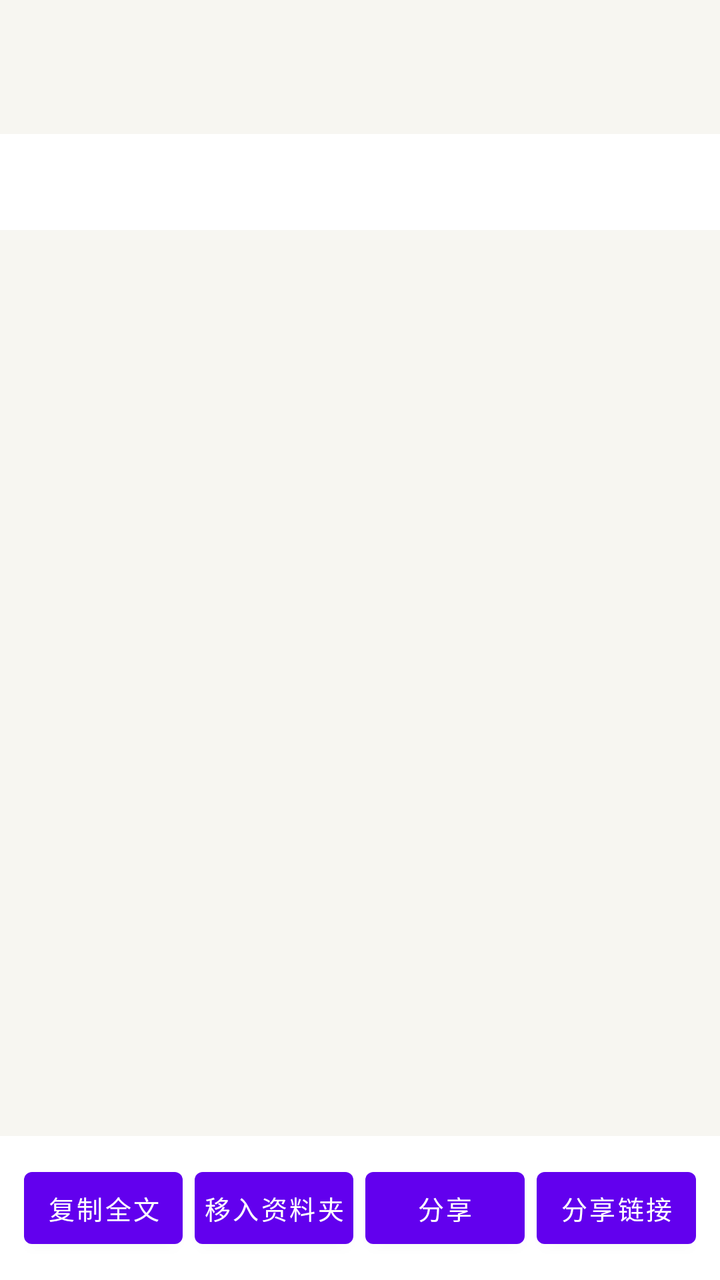
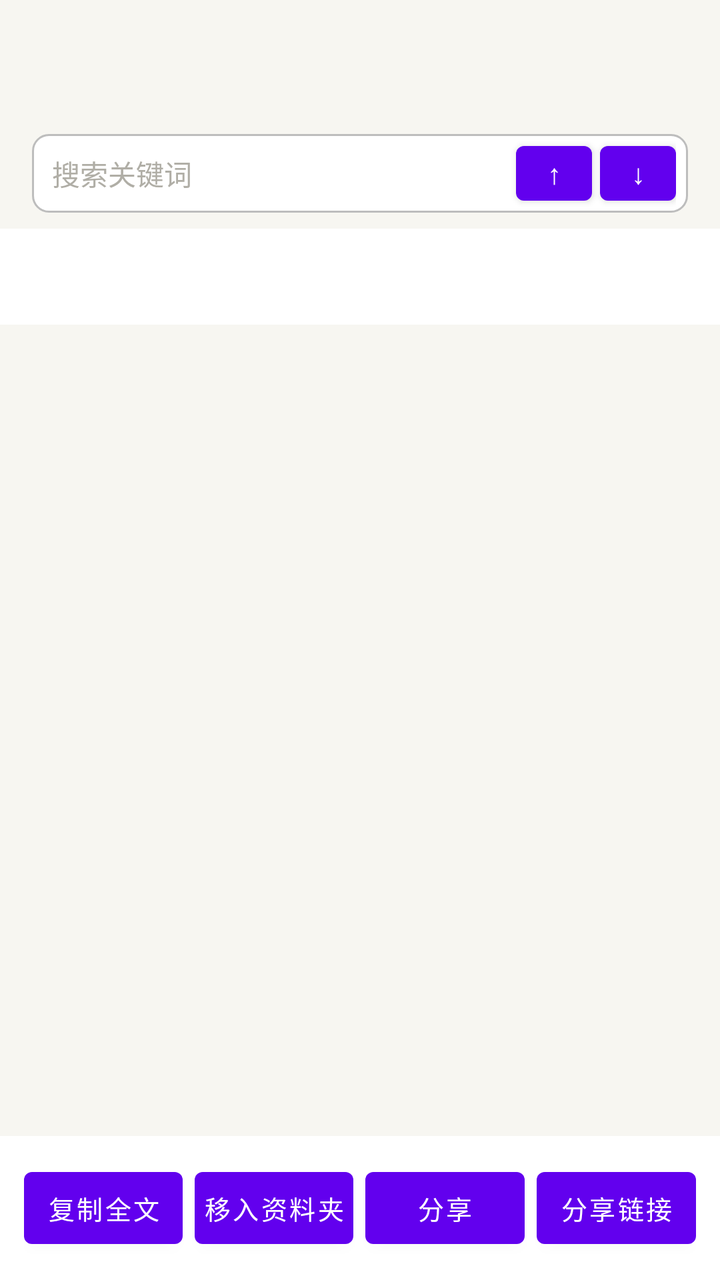

Compare the two renders of this Android layout. The source of the first and the diff that turns it into the second are given below.
<!-- AndroidManifest.xml: application theme Theme.LiteBrowser -->
<!-- res/layout/activity_asr_result.xml -->
<?xml version="1.0" encoding="utf-8"?>
<LinearLayout xmlns:android="http://schemas.android.com/apk/res/android"
    xmlns:app="http://schemas.android.com/apk/res-auto"
    android:layout_width="match_parent"
    android:layout_height="match_parent"
    android:orientation="vertical"
    android:background="#F7F6F1">

    <TextView
        android:id="@+id/asr_title"
        android:layout_width="match_parent"
        android:layout_height="wrap_content"
        android:paddingStart="20dp"
        android:paddingEnd="20dp"
        android:paddingTop="16dp"
        android:textSize="17sp"
        android:textStyle="bold"
        android:textColor="#212121"
        android:maxLines="1"
        android:ellipsize="end" />

    <TextView
        android:id="@+id/asr_meta"
        android:layout_width="match_parent"
        android:layout_height="wrap_content"
        android:paddingStart="20dp"
        android:paddingEnd="20dp"
        android:paddingTop="4dp"
        android:textSize="12sp"
        android:textColor="#8A8A8A" />

    <com.google.android.material.tabs.TabLayout
        android:id="@+id/asr_tabs"
        android:layout_width="match_parent"
        android:layout_height="wrap_content"
        android:layout_marginTop="8dp"
        android:background="#FFFFFF"
        app:tabIndicatorColor="#1565C0"
        app:tabSelectedTextColor="#1565C0"
        app:tabTextColor="#666666" />

    <FrameLayout
        android:layout_width="match_parent"
        android:layout_height="0dp"
        android:layout_weight="1">

        
        <ScrollView
            android:id="@+id/page_result"
            android:layout_width="match_parent"
            android:layout_height="match_parent">

            <LinearLayout
                android:layout_width="match_parent"
                android:layout_height="wrap_content"
                android:orientation="vertical"
                android:paddingStart="20dp"
                android:paddingEnd="20dp"
                android:paddingBottom="16dp">

                <Button
                    android:id="@+id/asr_toggle_lang"
                    android:layout_width="wrap_content"
                    android:layout_height="wrap_content"
                    android:layout_marginTop="6dp"
                    android:minHeight="36dp"
                    android:paddingStart="14dp"
                    android:paddingEnd="14dp"
                    android:textSize="13sp"
                    android:visibility="gone" />

                <LinearLayout
                    android:id="@+id/asr_container"
                    android:layout_width="match_parent"
                    android:layout_height="wrap_content"
                    android:orientation="vertical"
                    android:layout_marginTop="4dp" />
            </LinearLayout>
        </ScrollView>

        
        <ScrollView
            android:id="@+id/page_ai"
            android:layout_width="match_parent"
            android:layout_height="match_parent"
            android:visibility="gone">

            <LinearLayout
                android:id="@+id/asr_ai_container"
                android:layout_width="match_parent"
                android:layout_height="wrap_content"
                android:orientation="vertical"
                android:padding="20dp" />
        </ScrollView>
    </FrameLayout>

    <LinearLayout
        android:layout_width="match_parent"
        android:layout_height="wrap_content"
        android:orientation="horizontal"
        android:padding="12dp"
        android:background="#FFFFFF">

        
        <Button
            android:id="@+id/asr_btn_copy"
            android:layout_width="0dp"
            android:layout_height="wrap_content"
            android:layout_weight="1"
            android:layout_marginEnd="3dp"
            android:maxLines="1"
            android:padding="0dp"
            android:text="@string/asr_btn_copy"
            android:textSize="13sp"
            android:insetLeft="0dp"
            android:insetRight="0dp" />

        <Button
            android:id="@+id/asr_btn_move_folder"
            android:layout_width="0dp"
            android:layout_height="wrap_content"
            android:layout_weight="1"
            android:layout_marginHorizontal="3dp"
            android:maxLines="1"
            android:padding="0dp"
            android:text="@string/asr_btn_move_folder"
            android:textSize="13sp"
            android:insetLeft="0dp"
            android:insetRight="0dp" />

        <Button
            android:id="@+id/asr_btn_share"
            android:layout_width="0dp"
            android:layout_height="wrap_content"
            android:layout_weight="1"
            android:layout_marginHorizontal="3dp"
            android:maxLines="1"
            android:padding="0dp"
            android:text="@string/asr_btn_share"
            android:textSize="13sp"
            android:insetLeft="0dp"
            android:insetRight="0dp" />

        <Button
            android:id="@+id/asr_btn_share_link"
            android:layout_width="0dp"
            android:layout_height="wrap_content"
            android:layout_weight="1"
            android:layout_marginStart="3dp"
            android:maxLines="1"
            android:padding="0dp"
            android:text="@string/asr_btn_share_link"
            android:textSize="13sp"
            android:insetLeft="0dp"
            android:insetRight="0dp" />
    </LinearLayout>
</LinearLayout>
<!-- resources referenced by this layout -->
<resources>
  <string name="asr_btn_copy">复制全文</string>
  <string name="asr_btn_move_folder">移入资料夹</string>
  <string name="asr_btn_share">分享</string>
  <string name="asr_btn_share_link">分享链接</string>
  <style name="Theme.LiteBrowser" parent="Theme.MaterialComponents.DayNight.NoActionBar">
          <item name="colorPrimary">@color/purple_500</item>
          <item name="colorPrimaryVariant">@color/purple_700</item>
          <item name="colorOnPrimary">@color/white</item>
          <item name="android:statusBarColor">@android:color/transparent</item>
          <item name="android:navigationBarColor">@android:color/transparent</item>
          <item name="android:windowLightStatusBar" tools:targetApi="23">false</item>
      </style>
  <color name="purple_500">#6200EE</color>
  <color name="purple_700">#3700B3</color>
  <color name="white">#FFFFFF</color>
</resources>

<!-- the commit's change to res/layout/activity_asr_result.xml (unified diff, before → after) -->
@@ -28,6 +28,72 @@
         android:paddingTop="4dp"
         android:textSize="12sp"
         android:textColor="#8A8A8A" />
+
+    
+    <LinearLayout
+        android:id="@+id/asr_search_bar"
+        android:layout_width="match_parent"
+        android:layout_height="wrap_content"
+        android:orientation="horizontal"
+        android:gravity="center_vertical"
+        android:layout_marginStart="16dp"
+        android:layout_marginEnd="16dp"
+        android:layout_marginTop="8dp"
+        android:paddingStart="10dp"
+        android:paddingEnd="6dp"
+        android:background="@drawable/bg_search_input">
+
+        <EditText
+            android:id="@+id/asr_search_input"
+            android:layout_width="0dp"
+            android:layout_height="wrap_content"
+            android:layout_weight="1"
+            android:background="@null"
+            android:hint="@string/asr_content_search_hint"
+            android:maxLines="1"
+            android:inputType="text"
+            android:imeOptions="actionSearch"
+            android:textSize="14sp"
+            android:textColor="#212121"
+            android:textColorHint="#B0AEA6" />
+
+        <TextView
+            android:id="@+id/asr_search_count"
+            android:layout_width="wrap_content"
+            android:layout_height="wrap_content"
+            android:minWidth="42dp"
+            android:gravity="center"
+            android:textSize="12sp"
+            android:textColor="#8A8A8A" />
+
+        <Button
+            android:id="@+id/asr_search_prev"
+            android:layout_width="wrap_content"
+            android:layout_height="wrap_content"
+            android:minWidth="38dp"
+            android:minHeight="38dp"
+            android:paddingStart="10dp"
+            android:paddingEnd="10dp"
+            android:layout_marginStart="4dp"
+            android:text="@string/asr_search_prev"
+            android:textSize="14sp"
+            android:insetLeft="0dp"
+            android:insetRight="0dp" />
+
+        <Button
+            android:id="@+id/asr_search_next"
+            android:layout_width="wrap_content"
+            android:layout_height="wrap_content"
+            android:minWidth="38dp"
+            android:minHeight="38dp"
+            android:paddingStart="10dp"
+            android:paddingEnd="10dp"
+            android:layout_marginStart="4dp"
+            android:text="@string/asr_search_next"
+            android:textSize="14sp"
+            android:insetLeft="0dp"
+            android:insetRight="0dp" />
+    </LinearLayout>
 
     <com.google.android.material.tabs.TabLayout
         android:id="@+id/asr_tabs"
<!-- resource entries referenced after the edit -->
@@ -1,9 +1,21 @@
 <!-- resources referenced by this layout -->
 <resources>
+  <!-- drawable bg_search_input (drawable) -->
+  <?xml version="1.0" encoding="utf-8"?>
+  <shape xmlns:android="http://schemas.android.com/apk/res/android">
+      <solid android:color="#FFFFFF" />
+      <stroke
+          android:width="1dp"
+          android:color="#BDBDBD" />
+      <corners android:radius="8dp" />
+  </shape>
   <string name="asr_btn_copy">复制全文</string>
   <string name="asr_btn_move_folder">移入资料夹</string>
   <string name="asr_btn_share">分享</string>
   <string name="asr_btn_share_link">分享链接</string>
+  <string name="asr_content_search_hint">搜索关键词</string>
+  <string name="asr_search_next">↓</string>
+  <string name="asr_search_prev">↑</string>
   <style name="Theme.LiteBrowser" parent="Theme.MaterialComponents.DayNight.NoActionBar">
           <item name="colorPrimary">@color/purple_500</item>
           <item name="colorPrimaryVariant">@color/purple_700</item>
